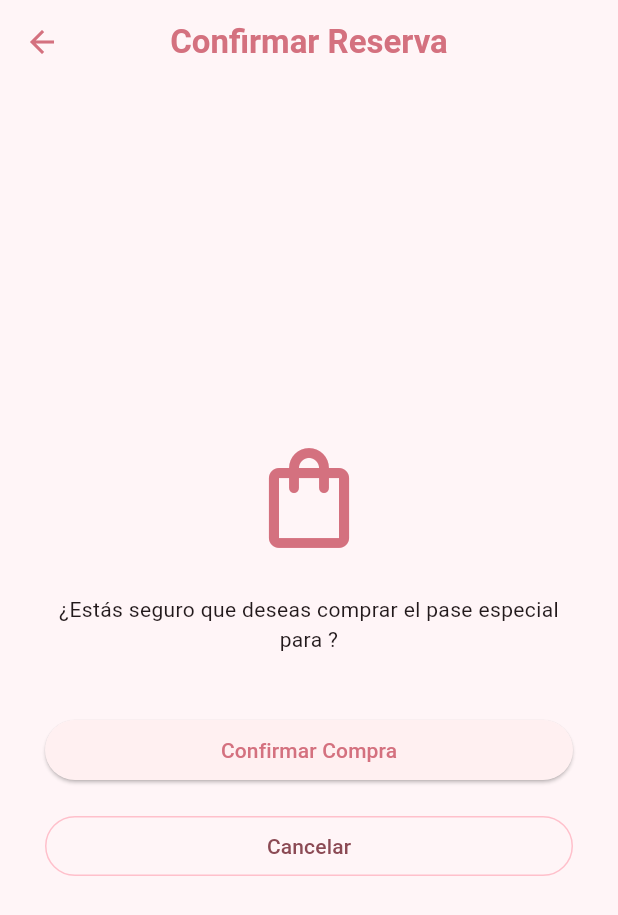
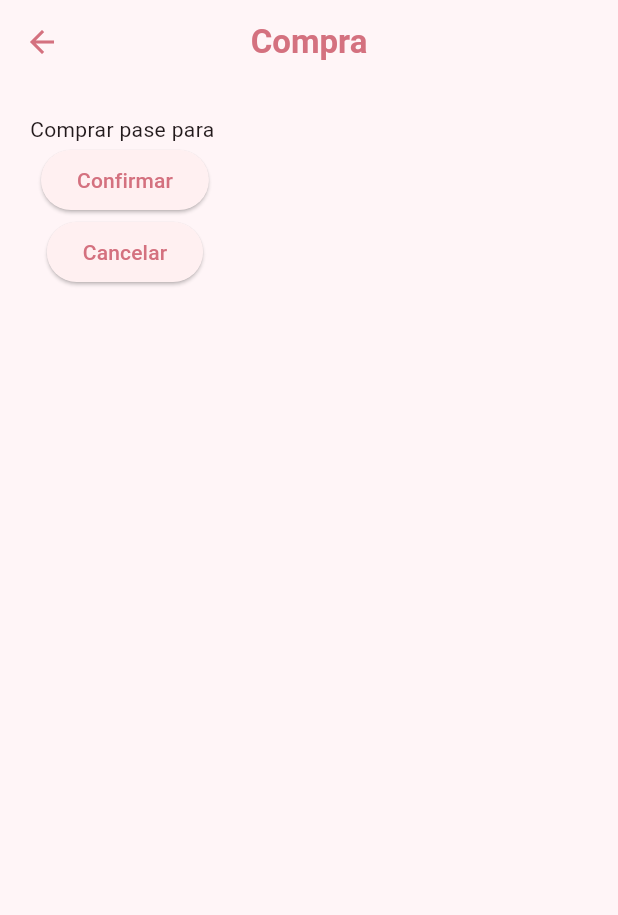
Before and after one commit to MaBelenBecerra/manejo_navegaciones, a Flutter app: the PurchasePassScreen screen opened directly with empty values, on a phone screen of 412 x 824 dp. Shown: the top 915 px of the screen. Run offline on Flutter 3.47's test engine with Material 3 defaults, Android fonts, the phone set to English and light mode, and no system bars.

Commit message:
style(ui): add cancel button

```diff
--- a/lib/presentation/screens/purchase_pass_screen.dart
+++ b/lib/presentation/screens/purchase_pass_screen.dart
@@ -8,74 +8,30 @@ class PurchasePassScreen extends StatelessWidget {
   @override
   Widget build(BuildContext context) {
     return Scaffold(
-      appBar: AppBar(title: const Text('Confirmar Reserva')),
+      appBar: AppBar(title: const Text('Compra')),
+      body: Padding(
+        padding: const EdgeInsets.all(20),
+        child: Column(
+          children: [
+            Text('Comprar pase para $eventName'),
 
-      body: Center(
-        child: SingleChildScrollView(
-          child: ConstrainedBox(
-            constraints: const BoxConstraints(maxWidth: 400),
-            child: Padding(
-              padding: const EdgeInsets.all(24.0),
-              child: Column(
-                mainAxisAlignment: MainAxisAlignment.center,
-                crossAxisAlignment: CrossAxisAlignment.center,
-                children: [
-
-                  const Icon(
-                    Icons.shopping_bag_outlined,
-                    size: 80,
-                    color: Color(0xFFD4717F),
-                  ),
-
-                  const SizedBox(height: 24),
-
-                  Text(
-                    '¿Estás seguro que deseas comprar el pase especial para $eventName?',
-                    textAlign: TextAlign.center,
-                    style: Theme.of(context).textTheme.bodyMedium,
-                  ),
-
-                  const SizedBox(height: 40),
-
-                  /// BOTÓN CONFIRMAR
-                  SizedBox(
-                    width: double.infinity,
-                    child: ElevatedButton(
+            ElevatedButton(
               onPressed: () {
                 Navigator.pop(
                   context,
-                          "¡Reserva exitosa! Tu código de acceso es: 🎀-7721",
+                  "Compra exitosa 🎀",
                 );
               },
-                      child: const Text('Confirmar Compra'),
-                    ),
+              child: const Text('Confirmar'),
             ),
 
-                  const SizedBox(height: 16),
-
-                  /// BOTÓN CANCELAR
-                  SizedBox(
-                    width: double.infinity,
-                    child: OutlinedButton(
+            ElevatedButton(
               onPressed: () {
                 Navigator.pop(context);
               },
-                      style: OutlinedButton.styleFrom(
-                        side: const BorderSide(color: Color(0xFFFFC0CB)),
-                        shape: RoundedRectangleBorder(
-                          borderRadius: BorderRadius.circular(30),
-                        ),
-                      ),
-                      child: const Text(
-                        'Cancelar',
-                        style: TextStyle(color: Color(0xFF8B4A54)),
-                      ),
-                    ),
+              child: const Text('Cancelar'),
             ),
           ],
-              ),
-            ),
-          ),
         ),
       ),
     );
```
Lines whose indentation alone changed are shown as unchanged.
